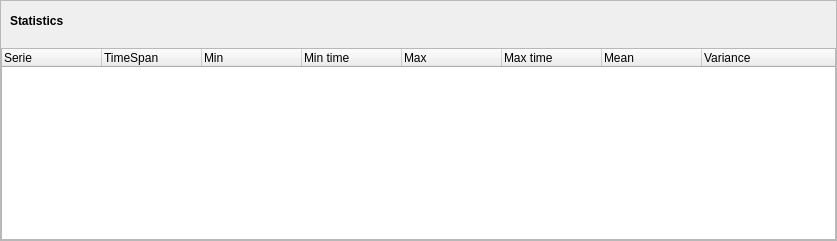
mk4me/hm-mde-one, file trunk/src/edr/src/plugins/newChart/ui/statsTable.ui: the form before one commit.
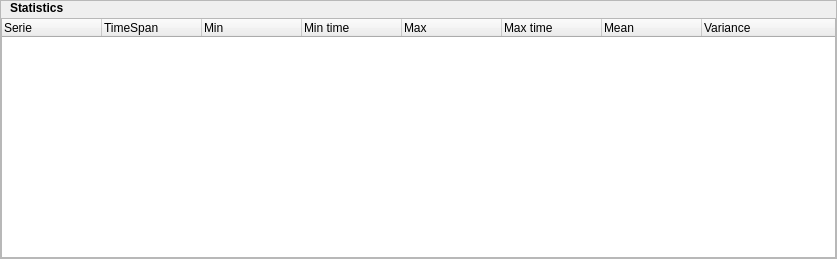
The form after the commit. Icons and pictures are not drawn.

```diff
--- a/trunk/src/edr/src/plugins/newChart/ui/statsTable.ui
+++ b/trunk/src/edr/src/plugins/newChart/ui/statsTable.ui
@@ -7,7 +7,7 @@
     <x>0</x>
     <y>0</y>
     <width>837</width>
-    <height>241</height>
+    <height>259</height>
    </rect>
   </property>
   <property name="sizePolicy">
@@ -48,12 +48,21 @@
       <enum>QFrame::Raised</enum>
      </property>
      <layout class="QVBoxLayout" name="verticalLayout">
+      <property name="spacing">
+       <number>3</number>
+      </property>
       <property name="margin">
        <number>0</number>
       </property>
       <item>
        <widget class="QWidget" name="Header" native="true">
         <layout class="QHBoxLayout" name="horizontalLayout">
+         <property name="topMargin">
+          <number>0</number>
+         </property>
+         <property name="bottomMargin">
+          <number>0</number>
+         </property>
          <item>
           <widget class="QLabel" name="label">
            <property name="sizePolicy">
@@ -74,48 +83,13 @@
            </property>
           </widget>
          </item>
-         <item>
-          <widget class="QToolButton" name="hideButton">
-           <property name="enabled">
-            <bool>true</bool>
-           </property>
-           <property name="sizePolicy">
-            <sizepolicy hsizetype="Minimum" vsizetype="Minimum">
-             <horstretch>0</horstretch>
-             <verstretch>0</verstretch>
-            </sizepolicy>
-           </property>
-           <property name="styleSheet">
-            <string notr="true">QToolButton[enabled=true]  {
-   border: none;
-}</string>
-           </property>
-           <property name="text">
-            <string/>
-           </property>
-           <property name="icon">
-            <iconset resource="newChartIcons.qrc">
-             <normaloff>:/resources/icons/strzalka-dol.png</normaloff>
-             <normalon>:/resources/icons/strzalka-gora.png</normalon>:/resources/icons/strzalka-dol.png</iconset>
-           </property>
-           <property name="checkable">
-            <bool>true</bool>
-           </property>
-           <property name="checked">
-            <bool>false</bool>
-           </property>
-           <property name="autoRaise">
-            <bool>true</bool>
-           </property>
-          </widget>
-         </item>
         </layout>
        </widget>
       </item>
       <item>
        <widget class="QTreeWidget" name="table">
         <property name="sizePolicy">
-         <sizepolicy hsizetype="Expanding" vsizetype="Minimum">
+         <sizepolicy hsizetype="Expanding" vsizetype="Expanding">
           <horstretch>0</horstretch>
           <verstretch>0</verstretch>
          </sizepolicy>
```
